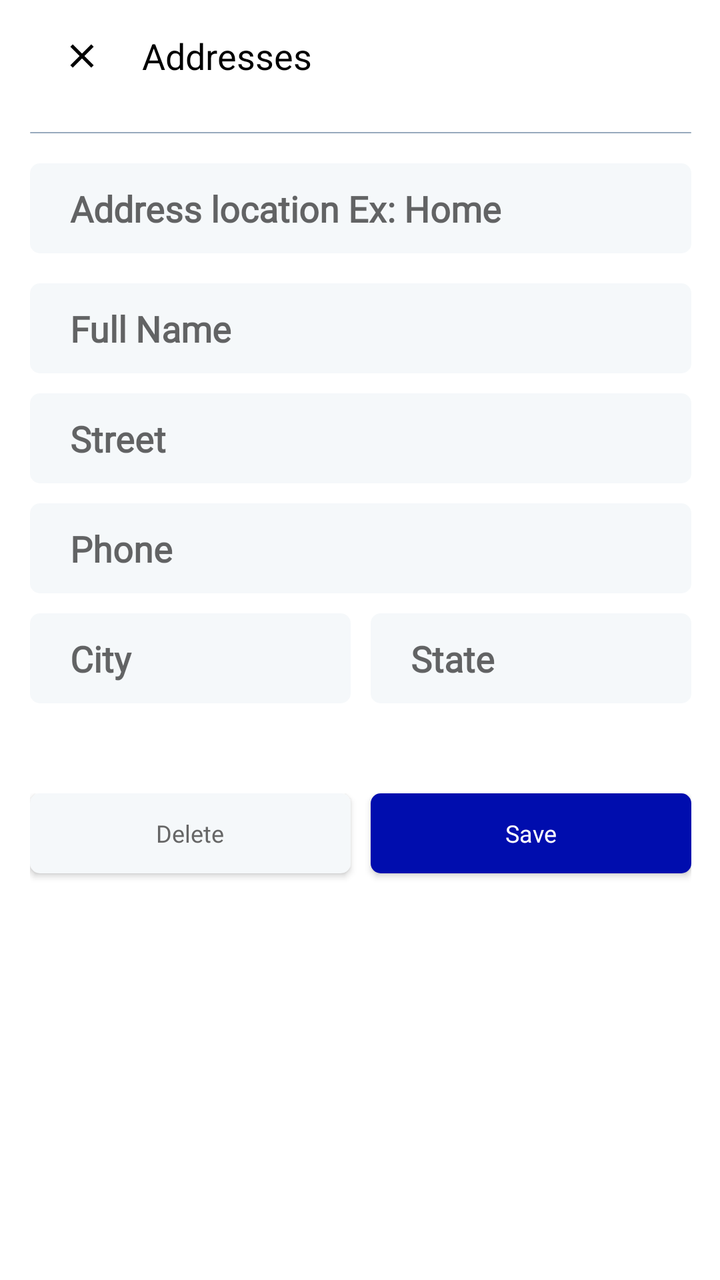
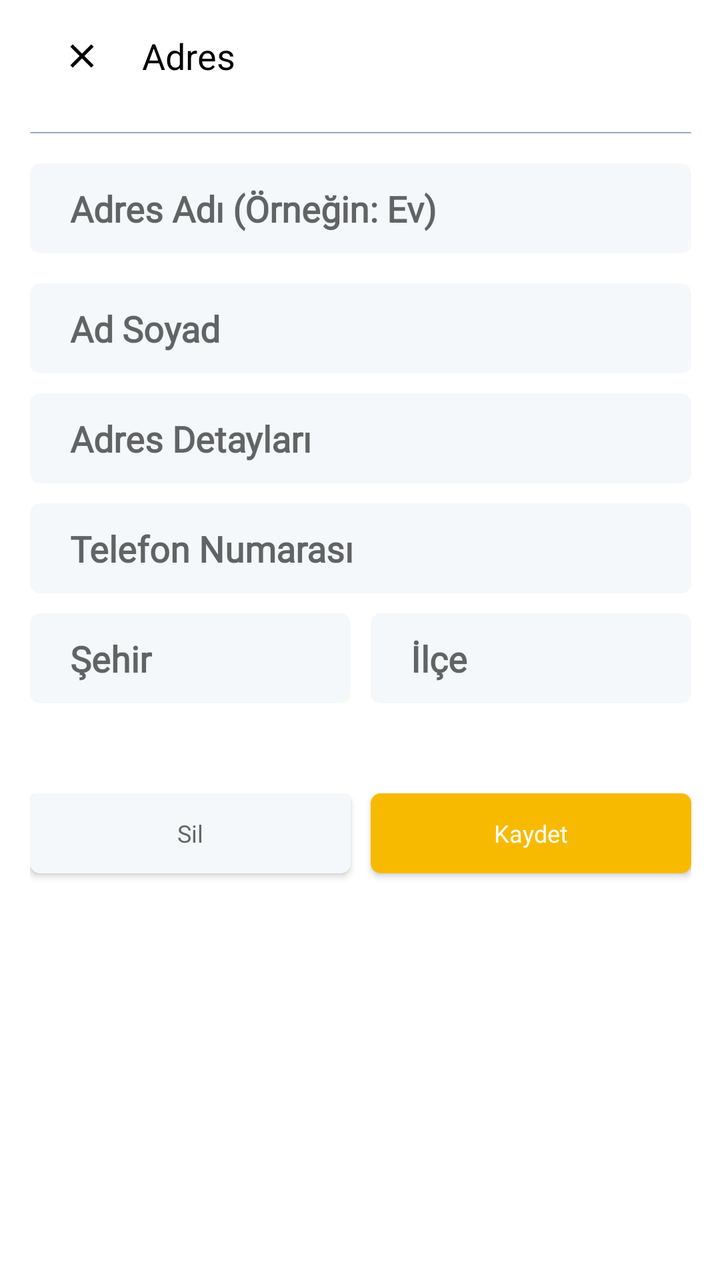

Screens rendered from an Android XML layout before and after an edit, with the pre-edit source and the edit as a unified diff.
<!-- AndroidManifest.xml: application theme Theme.ARoom -->
<!-- res/layout/fragment_address.xml -->
<?xml version="1.0" encoding="UTF-8"?>
<androidx.constraintlayout.widget.ConstraintLayout xmlns:android="http://schemas.android.com/apk/res/android"
    xmlns:app="http://schemas.android.com/apk/res-auto"
    android:layout_width="match_parent"
    android:layout_height="match_parent">


    <androidx.appcompat.widget.Toolbar
        android:id="@+id/toolbar_address"
        android:layout_width="0dp"
        android:layout_height="wrap_content"
        app:layout_constraintEnd_toEndOf="@id/guideline2"
        app:layout_constraintStart_toStartOf="@id/guideline1"
        app:layout_constraintTop_toTopOf="parent">




        <androidx.constraintlayout.widget.ConstraintLayout
            android:layout_width="match_parent"
            android:layout_height="match_parent">

            <ImageView
                android:id="@+id/img_address_close"
                android:layout_width="20dp"
                android:layout_height="20dp"
                android:scaleType="centerInside"
                android:src="@drawable/ic_close"
                app:layout_constraintBottom_toBottomOf="parent"
                app:layout_constraintStart_toStartOf="parent"
                app:layout_constraintTop_toTopOf="parent"
                app:tint="@color/black" />

            <TextView
                android:id="@+id/tv_payment_methods"
                android:layout_width="wrap_content"
                android:layout_height="wrap_content"
                android:layout_marginStart="20dp"
                android:text="Addresses"
                android:textColor="@color/black"
                android:textSize="18sp"
                app:layout_constraintBottom_toBottomOf="@+id/img_address_close"
                app:layout_constraintStart_toEndOf="@id/img_address_close"
                app:layout_constraintTop_toTopOf="@+id/img_address_close" />

        </androidx.constraintlayout.widget.ConstraintLayout>

    </androidx.appcompat.widget.Toolbar>

    <View
        android:id="@+id/topLine"
        android:layout_width="0dp"
        android:layout_height="0.6dp"
        android:layout_marginTop="10dp"
        android:background="@drawable/white_background"
        android:backgroundTint="@color/g_blue_gray200"
        app:layout_constraintEnd_toEndOf="@id/guideline2"
        app:layout_constraintStart_toStartOf="@id/guideline1"
        app:layout_constraintTop_toBottomOf="@id/toolbar_address" />

    <EditText
        android:id="@+id/ed_address_title"
        android:layout_width="0dp"
        android:layout_height="45dp"
        android:layout_marginTop="15dp"
        android:background="@drawable/white_background"
        android:fontFamily="@font/poppins_light"
        android:gravity="start|center_vertical"
        android:hint="Address location Ex: Home"
        android:paddingStart="20dp"
        android:paddingEnd="20dp"
        android:singleLine="true"
        android:textStyle="bold"
        app:layout_constraintEnd_toEndOf="@id/guideline2"
        app:layout_constraintStart_toStartOf="@id/guideline1"
        app:layout_constraintTop_toBottomOf="@+id/topLine" />

    <EditText
        android:id="@+id/ed_full_name"
        android:layout_width="0dp"
        android:layout_height="45dp"
        android:layout_marginTop="15dp"
        android:background="@drawable/white_background"
        android:fontFamily="@font/poppins_light"
        android:gravity="start|center_vertical"
        android:hint="Full Name"
        android:paddingStart="20dp"
        android:paddingEnd="20dp"
        android:singleLine="true"
        android:textStyle="bold"
        app:layout_constraintEnd_toEndOf="@id/guideline2"
        app:layout_constraintStart_toStartOf="@id/guideline1"
        app:layout_constraintTop_toBottomOf="@+id/ed_address_title" />

    <EditText
        android:id="@+id/ed_street"
        android:layout_width="0dp"
        android:layout_height="45dp"
        android:layout_marginTop="10dp"
        android:background="@drawable/white_background"
        android:fontFamily="@font/poppins_light"
        android:gravity="start|center_vertical"
        android:hint="Street"
        android:paddingStart="20dp"
        android:paddingEnd="20dp"
        android:singleLine="true"
        android:textStyle="bold"
        app:layout_constraintEnd_toEndOf="@id/guideline2"
        app:layout_constraintStart_toStartOf="@id/guideline1"
        app:layout_constraintTop_toBottomOf="@id/ed_full_name" />




    <LinearLayout
        android:id="@+id/linear"
        android:layout_width="0dp"
        android:layout_height="wrap_content"
        android:orientation="horizontal"
        app:layout_constraintEnd_toEndOf="@id/guideline2"
        app:layout_constraintHorizontal_bias="0.484"
        app:layout_constraintStart_toStartOf="@id/guideline1"
        app:layout_constraintTop_toBottomOf="@+id/ed_phone">

        <EditText
            android:id="@+id/ed_city"
            android:layout_width="378dp"
            android:layout_height="45dp"
            android:layout_marginTop="10dp"
            android:layout_marginEnd="5dp"
            android:layout_weight="1"
            android:background="@drawable/white_background"
            android:fontFamily="@font/poppins_light"
            android:gravity="start|center_vertical"
            android:hint="City"
            android:paddingStart="20dp"
            android:paddingEnd="20dp"
            android:singleLine="true"
            android:textStyle="bold" />

        <EditText
            android:id="@+id/ed_state"
            android:layout_width="378dp"
            android:layout_height="45dp"
            android:layout_marginStart="5dp"
            android:layout_marginTop="10dp"
            android:layout_weight="1"
            android:background="@drawable/white_background"
            android:fontFamily="@font/poppins_light"
            android:gravity="start|center_vertical"
            android:hint="State"
            android:paddingStart="20dp"
            android:paddingEnd="20dp"
            android:singleLine="true"
            android:textStyle="bold" />

    </LinearLayout>

    <EditText
        android:id="@+id/ed_phone"
        android:layout_width="0dp"
        android:layout_height="45dp"
        android:layout_marginTop="10dp"
        android:background="@drawable/white_background"
        android:fontFamily="@font/poppins_light"
        android:gravity="start|center_vertical"
        android:hint="Phone"
        android:paddingStart="20dp"
        android:paddingEnd="20dp"
        android:phoneNumber="true"
        android:singleLine="true"
        android:textStyle="bold"
        android:inputType="phone"
        app:layout_constraintEnd_toStartOf="@+id/guideline2"
        app:layout_constraintStart_toStartOf="@+id/guideline1"
        app:layout_constraintTop_toBottomOf="@+id/ed_street" />




    <LinearLayout
        android:layout_width="0dp"
        android:layout_height="wrap_content"
        android:layout_marginTop="45dp"
        android:orientation="horizontal"
        app:layout_constraintEnd_toEndOf="@id/guideline2"
        app:layout_constraintHorizontal_bias="1.0"
        app:layout_constraintStart_toStartOf="@id/guideline1"
        app:layout_constraintTop_toBottomOf="@id/linear"
        app:layout_constraintVertical_bias="0.494">

        <androidx.appcompat.widget.AppCompatButton
            android:id="@+id/btn_delete"
            android:layout_width="0dp"
            android:layout_height="40dp"
            android:layout_marginEnd="5dp"
            android:layout_marginBottom="20dp"
            android:layout_weight="1"
            android:background="@drawable/white_background"
            android:fontFamily="@font/poppins_thin"
            android:text="Delete"
            android:textAllCaps="false"
            android:textColor="@color/g_gray700"
            android:textSize="12dp"
            android:visibility="visible" />

        <androidx.appcompat.widget.AppCompatButton
            android:id="@+id/btn_save"
            android:layout_width="0dp"
            android:layout_height="40dp"
            android:layout_marginStart="5dp"
            android:layout_marginBottom="20dp"
            android:layout_weight="1"
            android:background="@drawable/blue_background"
            android:fontFamily="@font/poppins_thin"
            android:text="Save"
            android:textAllCaps="false"
            android:textColor="@color/white"
            android:textSize="12dp"
            android:visibility="visible" />

    </LinearLayout>

    <ProgressBar
        android:id="@+id/progress_address"
        android:layout_width="wrap_content"
        android:layout_height="wrap_content"
        android:layout_marginBottom="45dp"
        android:indeterminateTint="@color/g_gray700"
        android:visibility="gone"
        app:layout_constraintBottom_toBottomOf="parent"
        app:layout_constraintEnd_toEndOf="parent"
        app:layout_constraintStart_toStartOf="parent" />

    <androidx.constraintlayout.widget.Guideline
        android:id="@+id/guideline1"
        android:layout_width="wrap_content"
        android:layout_height="wrap_content"
        android:orientation="vertical"
        app:layout_constraintGuide_percent="0.04136253" />

    <androidx.constraintlayout.widget.Guideline
        android:id="@+id/guideline2"
        android:layout_width="wrap_content"
        android:layout_height="wrap_content"
        android:orientation="vertical"
        app:layout_constraintGuide_percent="0.96" />

</androidx.constraintlayout.widget.ConstraintLayout>
<!-- resources referenced by this layout -->
<resources>
  <color name="black">#FF000000</color>
  <color name="g_blue_gray200">#97AABD</color>
  <color name="g_gray700">#666666</color>
  <color name="white">#FFFFFFFF</color>
  <!-- drawable blue_background (drawable-v24) -->
  <shape android:shape="rectangle" xmlns:android="http://schemas.android.com/apk/res/android">
      <solid android:color="@color/g_blue"/>
      <corners android:radius="@dimen/buttonCorners"/>
  </shape>
  <!-- drawable ic_close (drawable) -->
  <vector android:height="24dp" android:tint="#000000"
      android:viewportHeight="24" android:viewportWidth="24"
      android:width="24dp" xmlns:android="http://schemas.android.com/apk/res/android">
      <path android:fillColor="@android:color/white" android:pathData="M19,6.41L17.59,5 12,10.59 6.41,5 5,6.41 10.59,12 5,17.59 6.41,19 12,13.41 17.59,19 19,17.59 13.41,12z"/>
  </vector>
  <!-- drawable white_background (drawable-v24) -->
  <?xml version="1.0" encoding="utf-8"?>
  <shape android:shape="rectangle" xmlns:android="http://schemas.android.com/apk/res/android">
      <solid android:color="#F5F8FA"/>
      <corners android:radius="@dimen/buttonCorners"/>
  </shape>
  <style name="Theme.ARoom" parent="Theme.MaterialComponents.Light.NoActionBar">
          
          <item name="colorPrimary">@color/purple_500</item>
          <item name="colorPrimaryVariant">@color/purple_700</item>
          <item name="colorOnPrimary">@color/white</item>
          
          <item name="colorSecondary">@color/teal_200</item>
          <item name="colorSecondaryVariant">@color/teal_700</item>
          <item name="colorOnSecondary">@color/black</item>
          
          <item name="android:statusBarColor">?attr/colorPrimaryVariant</item>
          
  
  
  
      </style>
  <color name="g_blue">#000DAE</color>
  <dimen name="buttonCorners">5dp</dimen>
  <color name="purple_500">#FF6200EE</color>
  <color name="purple_700">#FF3700B3</color>
  <color name="teal_200">#FF03DAC5</color>
  <color name="teal_700">#FF018786</color>
</resources>

<!-- the commit's change to res/layout/fragment_address.xml (unified diff, before → after) -->
@@ -36,7 +36,7 @@
                 android:layout_width="wrap_content"
                 android:layout_height="wrap_content"
                 android:layout_marginStart="20dp"
-                android:text="Addresses"
+                android:text="Adres"
                 android:textColor="@color/black"
                 android:textSize="18sp"
                 app:layout_constraintBottom_toBottomOf="@+id/img_address_close"
@@ -66,7 +66,7 @@
         android:background="@drawable/white_background"
         android:fontFamily="@font/poppins_light"
         android:gravity="start|center_vertical"
-        android:hint="Address location Ex: Home"
+        android:hint="Adres Adı (Örneğin: Ev)"
         android:paddingStart="20dp"
         android:paddingEnd="20dp"
         android:singleLine="true"
@@ -83,7 +83,7 @@
         android:background="@drawable/white_background"
         android:fontFamily="@font/poppins_light"
         android:gravity="start|center_vertical"
-        android:hint="Full Name"
+        android:hint="Ad Soyad"
         android:paddingStart="20dp"
         android:paddingEnd="20dp"
         android:singleLine="true"
@@ -100,7 +100,7 @@
         android:background="@drawable/white_background"
         android:fontFamily="@font/poppins_light"
         android:gravity="start|center_vertical"
-        android:hint="Street"
+        android:hint="Adres Detayları"
         android:paddingStart="20dp"
         android:paddingEnd="20dp"
         android:singleLine="true"
@@ -132,7 +132,7 @@
             android:background="@drawable/white_background"
             android:fontFamily="@font/poppins_light"
             android:gravity="start|center_vertical"
-            android:hint="City"
+            android:hint="Şehir"
             android:paddingStart="20dp"
             android:paddingEnd="20dp"
             android:singleLine="true"
@@ -148,7 +148,7 @@
             android:background="@drawable/white_background"
             android:fontFamily="@font/poppins_light"
             android:gravity="start|center_vertical"
-            android:hint="State"
+            android:hint="İlçe"
             android:paddingStart="20dp"
             android:paddingEnd="20dp"
             android:singleLine="true"
@@ -164,7 +164,7 @@
         android:background="@drawable/white_background"
         android:fontFamily="@font/poppins_light"
         android:gravity="start|center_vertical"
-        android:hint="Phone"
+        android:hint="Telefon Numarası"
         android:paddingStart="20dp"
         android:paddingEnd="20dp"
         android:phoneNumber="true"
@@ -198,7 +198,7 @@
             android:layout_weight="1"
             android:background="@drawable/white_background"
             android:fontFamily="@font/poppins_thin"
-            android:text="Delete"
+            android:text="Sil"
             android:textAllCaps="false"
             android:textColor="@color/g_gray700"
             android:textSize="12dp"
@@ -213,7 +213,7 @@
             android:layout_weight="1"
             android:background="@drawable/blue_background"
             android:fontFamily="@font/poppins_thin"
-            android:text="Save"
+            android:text="Kaydet"
             android:textAllCaps="false"
             android:textColor="@color/white"
             android:textSize="12dp"
<!-- resource entries referenced after the edit -->
@@ -6,7 +6,7 @@
   <color name="white">#FFFFFFFF</color>
   <!-- drawable blue_background (drawable-v24) -->
   <shape android:shape="rectangle" xmlns:android="http://schemas.android.com/apk/res/android">
-      <solid android:color="@color/g_blue"/>
+      <solid android:color="@color/g_orange_yellow"/>
       <corners android:radius="@dimen/buttonCorners"/>
   </shape>
   <!-- drawable ic_close (drawable) -->
@@ -37,7 +37,7 @@
   
   
       </style>
-  <color name="g_blue">#000DAE</color>
+  <color name="g_orange_yellow">#F8BA00</color>
   <dimen name="buttonCorners">5dp</dimen>
   <color name="purple_500">#FF6200EE</color>
   <color name="purple_700">#FF3700B3</color>
